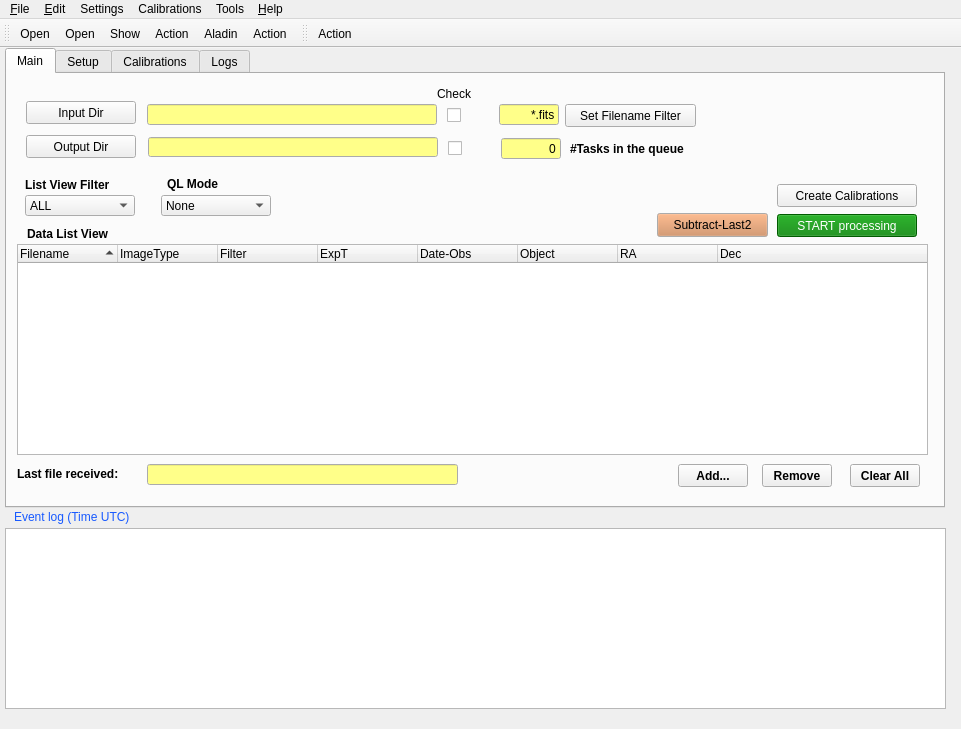
Old version of the form QL4/panicQL.ui in the repository ppmim/PAPI.
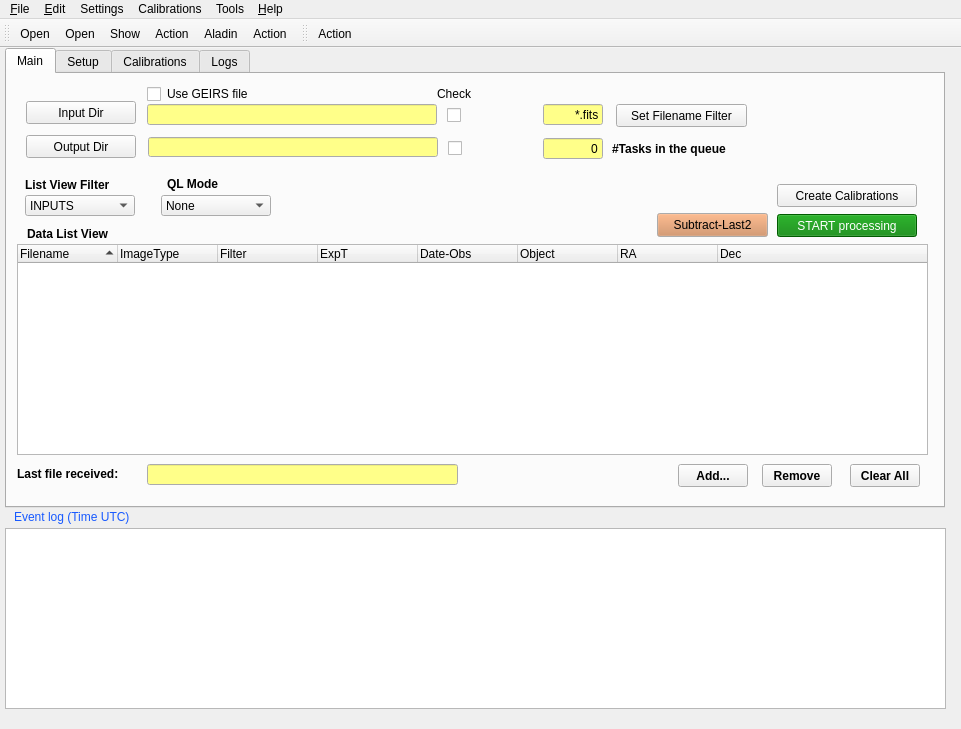
New version of the form. Icons and pictures are not drawn.

Commit message: Several improvements to QL:    - check_open: now QL is able to know if a file is still being saved by GEIRS. It solves the problem when pyfits.open() is blocking the QL while try to read large files.    - QL GUI: added PANIC icons, new filter 'INPUTS' to listView, new checkbox to auto select ~/tmp/fitsGeirsWritten as input.

```diff
--- a/QL4/panicQL.ui
+++ b/QL4/panicQL.ui
@@ -145,9 +145,9 @@
       <property name="geometry">
        <rect>
         <x>767</x>
-        <y>5</y>
-        <width>141</width>
-        <height>100</height>
+        <y>25</y>
+        <width>81</width>
+        <height>71</height>
        </rect>
       </property>
       <property name="pixmap">
@@ -342,7 +342,7 @@
      <widget class="QPushButton" name="pushButton_file_filter">
       <property name="geometry">
        <rect>
-        <x>558</x>
+        <x>609</x>
         <y>30</y>
         <width>131</width>
         <height>23</height>
@@ -423,7 +423,12 @@
       </property>
       <item>
        <property name="text">
-        <string>ALL</string>
+        <string>INPUTS</string>
+       </property>
+      </item>
+      <item>
+       <property name="text">
+        <string>OUTS</string>
        </property>
       </item>
       <item>
@@ -1061,7 +1066,7 @@
      <widget class="QLineEdit" name="lineEdit_filename_filter">
       <property name="geometry">
        <rect>
-        <x>492</x>
+        <x>536</x>
         <y>30</y>
         <width>60</width>
         <height>21</height>
@@ -1179,7 +1184,7 @@
      <widget class="QLineEdit" name="lineEdit_queue_size">
       <property name="geometry">
        <rect>
-        <x>494</x>
+        <x>536</x>
         <y>64</y>
         <width>60</width>
         <height>21</height>
@@ -1238,7 +1243,7 @@
      <widget class="QLabel" name="label">
       <property name="geometry">
        <rect>
-        <x>563</x>
+        <x>605</x>
         <y>65</y>
         <width>141</width>
         <height>20</height>
@@ -1254,6 +1259,76 @@
        <string>#Tasks in the queue</string>
       </property>
      </widget>
+     <widget class="QPushButton" name="pushButton">
+      <property name="enabled">
+       <bool>true</bool>
+      </property>
+      <property name="geometry">
+       <rect>
+        <x>810</x>
+        <y>20</y>
+        <width>91</width>
+        <height>71</height>
+       </rect>
+      </property>
+      <property name="autoFillBackground">
+       <bool>false</bool>
+      </property>
+      <property name="text">
+       <string/>
+      </property>
+      <property name="icon">
+       <iconset resource="panicQL_resources.qrc">
+        <normaloff>:/my_icon/images/logo_PANIC_100.jpg</normaloff>:/my_icon/images/logo_PANIC_100.jpg</iconset>
+      </property>
+      <property name="iconSize">
+       <size>
+        <width>84</width>
+        <height>84</height>
+       </size>
+      </property>
+      <property name="flat">
+       <bool>true</bool>
+      </property>
+     </widget>
+     <widget class="QCheckBox" name="checkBox_geirsFile">
+      <property name="geometry">
+       <rect>
+        <x>140</x>
+        <y>10</y>
+        <width>20</width>
+        <height>20</height>
+       </rect>
+      </property>
+      <property name="toolTip">
+       <string>Autocheck for new incoming images</string>
+      </property>
+      <property name="text">
+       <string/>
+      </property>
+      <property name="checked">
+       <bool>false</bool>
+      </property>
+     </widget>
+     <widget class="QLabel" name="textLabel1_5">
+      <property name="geometry">
+       <rect>
+        <x>160</x>
+        <y>10</y>
+        <width>91</width>
+        <height>20</height>
+       </rect>
+      </property>
+      <property name="statusTip">
+       <string>Read input files from GEIRS log file ~/tmp/fitsGeirsWritten</string>
+      </property>
+      <property name="text">
+       <string extracomment="Input files are read from ~/tmp/fitsGeirsWritten">Use GEIRS file</string>
+      </property>
+      <property name="wordWrap">
+       <bool>false</bool>
+      </property>
+     </widget>
     </widget>
     <widget class="QWidget" name="TabPage">
      <attribute name="title">
```
Left out of the diff: 18 changed lines with no effect on the pictures. The commit also changes 8 other files.
